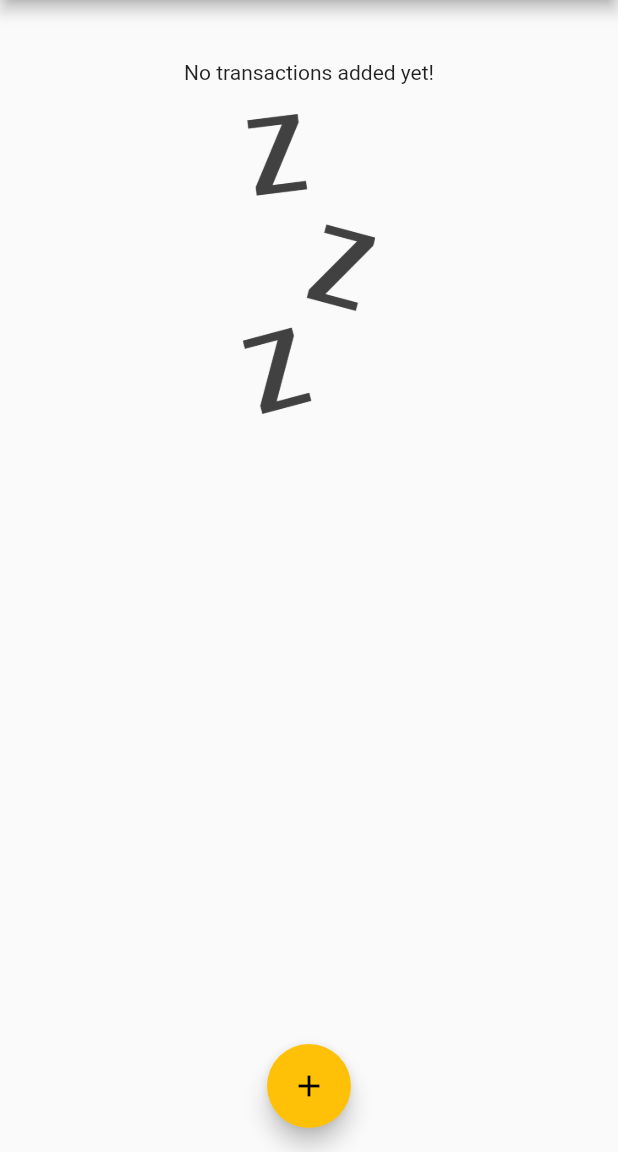
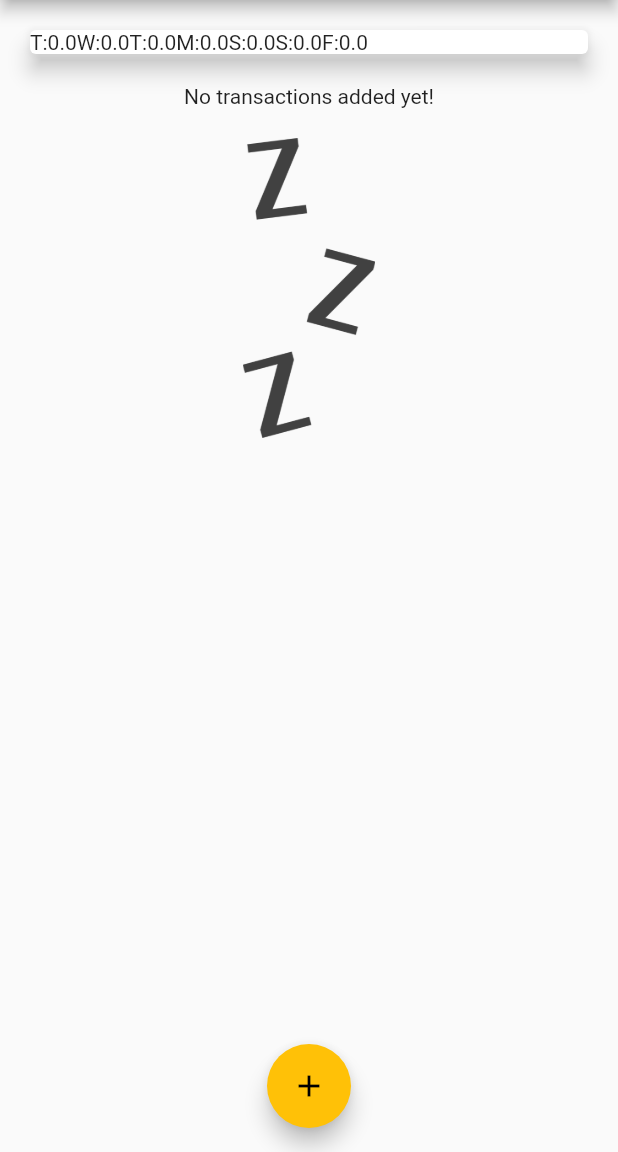
Before and after one commit to Muhamadfikri20/flutter_complete_guide_2, a Flutter app: the screen it shows after launch, on a phone screen of 412 x 824 dp, the part 84-1236 px from its top. Run offline on Flutter 3.47's test engine with Material 2 defaults, Android fonts, the phone set to English and light mode, and no system bars.

Commit message:
[UPD]creating_bars_for_our_chart

```diff
--- a/lib/widgets/chart.dart
+++ b/lib/widgets/chart.dart
@@ -17,7 +17,7 @@ class Chart extends StatelessWidget {
       }
       print(DateFormat.E().format(weekDay));
       print(totalSum);
-      return {'day': DateFormat.E().format(weekDay), 'amount': totalSum};
+      return {'day': DateFormat.E().format(weekDay).substring(0, 1), 'amount': totalSum};
     });
   }
 
@@ -28,7 +28,9 @@ class Chart extends StatelessWidget {
       elevation: 6,
       margin: EdgeInsets.all(20),
       child: Row(
-        children: <Widget>[],
+        children: groupedTransactionValues.map((data) {
+          return Text('${data['day']}:${data['amount']}');
+        }).toList(),
       ),
     );
   }
```
Also changed, not shown: lib/widgets/chart_bar.dart (added, +40 -0 lines).
